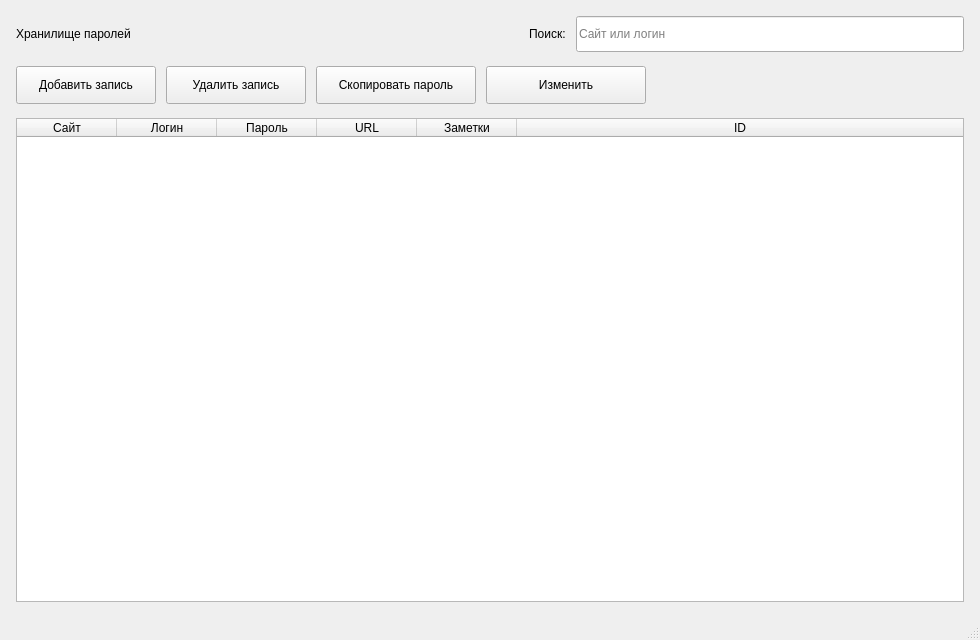
Before: the Qt Designer form mainwindow.ui in Art1fi/qtKharon, drawn with Qt 5.
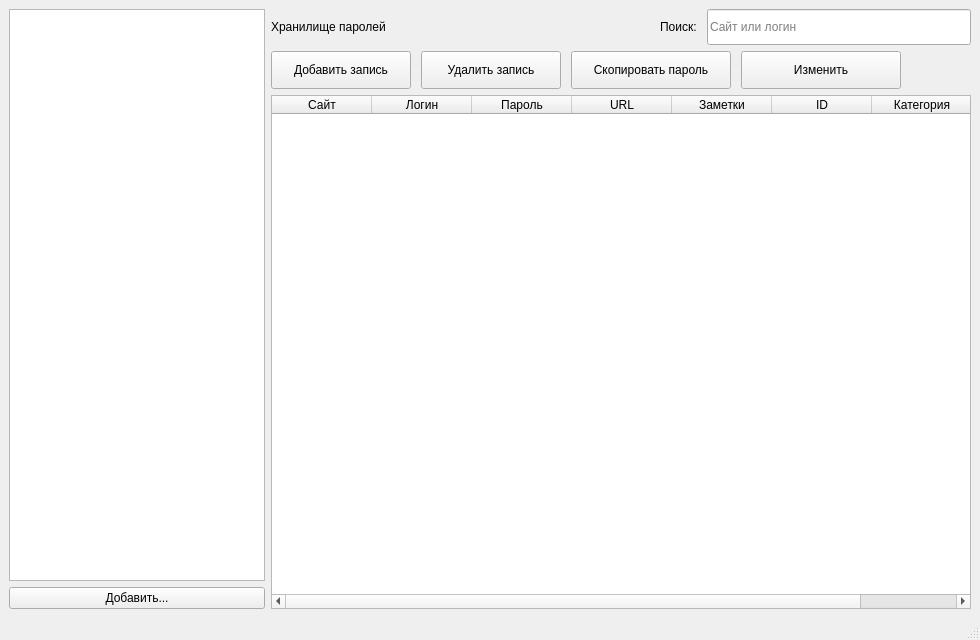
After: the same form once the commit is applied.

```diff
--- a/mainwindow.ui
+++ b/mainwindow.ui
@@ -14,22 +14,30 @@
    <string>Kharon Password Manager</string>
   </property>
   <widget class="QWidget" name="centralwidget">
-   <layout class="QVBoxLayout" name="mainLayout">
-    <property name="spacing">
-     <number>14</number>
-    </property>
-    <property name="leftMargin">
-     <number>16</number>
-    </property>
-    <property name="topMargin">
-     <number>16</number>
-    </property>
-    <property name="rightMargin">
-     <number>16</number>
-    </property>
-    <property name="bottomMargin">
-     <number>16</number>
-    </property>
+   <layout class="QHBoxLayout" name="horizontalLayout">
+    <item>
+     <layout class="QVBoxLayout" name="verticalLayout_2">
+      <item>
+       <widget class="QListWidget" name="categoryListWidget">
+        <property name="sizePolicy">
+         <sizepolicy hsizetype="Preferred" vsizetype="Expanding">
+          <horstretch>0</horstretch>
+          <verstretch>0</verstretch>
+         </sizepolicy>
+        </property>
+       </widget>
+      </item>
+      <item>
+       <widget class="QPushButton" name="addCategoryButton">
+        <property name="text">
+         <string>Добавить...</string>
+        </property>
+       </widget>
+      </item>
+     </layout>
+    </item>
+    <item>
+     <layout class="QVBoxLayout" name="verticalLayout">
     <item>
      <layout class="QHBoxLayout" name="headerLayout">
       <property name="spacing">
@@ -161,7 +169,7 @@
        <bool>false</bool>
       </property>
       <property name="columnCount">
-       <number>6</number>
+         <number>7</number>
       </property>
       <attribute name="horizontalHeaderCascadingSectionResizes">
        <bool>false</bool>
@@ -202,7 +210,14 @@
         <string>ID</string>
        </property>
       </column>
-     </widget>
+        <column>
+         <property name="text">
+          <string>Категория</string>
+         </property>
+        </column>
+       </widget>
+      </item>
+     </layout>
     </item>
    </layout>
   </widget>
```
Lines whose indentation alone changed are shown as unchanged.
